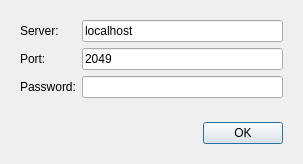
Qt form src/Common/gui/PrivateServerDialog.ui (elieserdejesus/JamTaba) before a commit.
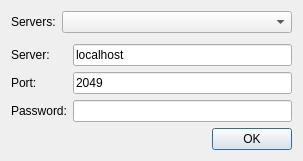
The same form after that commit.

Commit message: Adding a combobox for private servers

The edit to the form file:
```diff
--- a/src/Common/gui/PrivateServerDialog.ui
+++ b/src/Common/gui/PrivateServerDialog.ui
@@ -10,7 +10,7 @@
     <x>0</x>
     <y>0</y>
     <width>303</width>
-    <height>155</height>
+    <height>161</height>
    </rect>
   </property>
   <property name="windowTitle">
@@ -24,17 +24,37 @@
   </property>
   <layout class="QVBoxLayout" name="verticalLayout">
    <item>
-    <widget class="QWidget" name="widget" native="true">
-     <layout class="QFormLayout" name="formLayout">
+    <layout class="QFormLayout" name="formLayout_2">
       <item row="0" column="0">
-       <widget class="QLabel" name="label">
+      <widget class="QLabel" name="labelServers">
         <property name="text">
-         <string>Server:</string>
+        <string>Servers:</string>
         </property>
        </widget>
       </item>
       <item row="0" column="1">
-       <widget class="QLineEdit" name="serverTextField">
+      <widget class="QComboBox" name="comboBoxServers">
+       <property name="currentText">
+        <string notr="true"/>
+       </property>
+       <property name="duplicatesEnabled">
+        <bool>false</bool>
+       </property>
+      </widget>
+     </item>
+    </layout>
+   </item>
+   <item>
+    <layout class="QFormLayout" name="formLayout">
+     <item row="1" column="0">
+      <widget class="QLabel" name="labelName">
+       <property name="text">
+        <string>Server:</string>
+       </property>
+      </widget>
+     </item>
+     <item row="1" column="1">
+      <widget class="QLineEdit" name="textFieldName">
         <property name="accessibleDescription">
          <string>type here the name of the server to join</string>
         </property>
@@ -44,37 +64,14 @@
        </widget>
       </item>
       <item row="2" column="0">
-       <widget class="QLabel" name="label_2">
-        <property name="toolTip">
-         <string>leave blank to connect as annonymous</string>
-        </property>
-        <property name="text">
-         <string>Password:</string>
-        </property>
-       </widget>
-      </item>
-      <item row="2" column="1">
-       <widget class="QLineEdit" name="passwordTextField">
-        <property name="toolTip">
-         <string>leave blank to connect as annonymous</string>
-        </property>
-        <property name="accessibleDescription">
-         <string>type here the password</string>
-        </property>
-        <property name="text">
-         <string notr="true"/>
-        </property>
-       </widget>
-      </item>
-      <item row="1" column="0">
-       <widget class="QLabel" name="label_3">
+      <widget class="QLabel" name="labelPort">
         <property name="text">
          <string>Port:</string>
         </property>
        </widget>
       </item>
-      <item row="1" column="1">
-       <widget class="QLineEdit" name="serverPortTextField">
+     <item row="2" column="1">
+      <widget class="QLineEdit" name="textFieldPort">
         <property name="accessibleDescription">
          <string>type here the port to use</string>
         </property>
@@ -83,11 +80,32 @@
         </property>
        </widget>
       </item>
-     </layout>
-    </widget>
+     <item row="3" column="0">
+      <widget class="QLabel" name="labelPassword">
+       <property name="toolTip">
+        <string>leave blank to connect as annonymous</string>
+       </property>
+       <property name="text">
+        <string>Password:</string>
+       </property>
+      </widget>
+     </item>
+     <item row="3" column="1">
+      <widget class="QLineEdit" name="textFieldPassword">
+       <property name="toolTip">
+        <string>leave blank to connect as annonymous</string>
+       </property>
+       <property name="accessibleDescription">
+        <string>type here the password</string>
+       </property>
+       <property name="text">
+        <string notr="true"/>
+       </property>
+      </widget>
+     </item>
+    </layout>
    </item>
    <item>
-    <widget class="QWidget" name="widget_2" native="true">
      <layout class="QHBoxLayout" name="horizontalLayout">
       <item>
        <spacer name="horizontalSpacer">
@@ -97,7 +115,7 @@
         <property name="sizeHint" stdset="0">
          <size>
           <width>40</width>
-          <height>20</height>
+         <height>10</height>
          </size>
         </property>
        </spacer>
@@ -113,7 +131,6 @@
        </widget>
       </item>
      </layout>
-    </widget>
    </item>
   </layout>
  </widget>
```
Left out of the diff: 6 changed lines with no effect on the pictures. Lines whose indentation alone changed are shown as unchanged. The commit also changes 2 other files.
